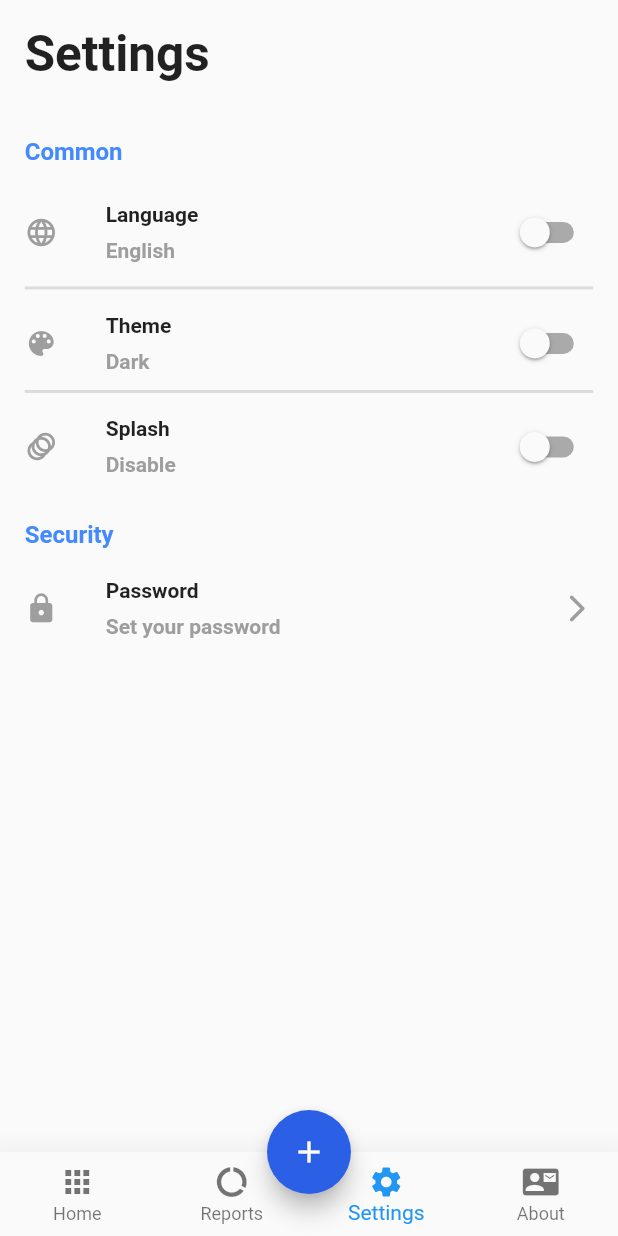
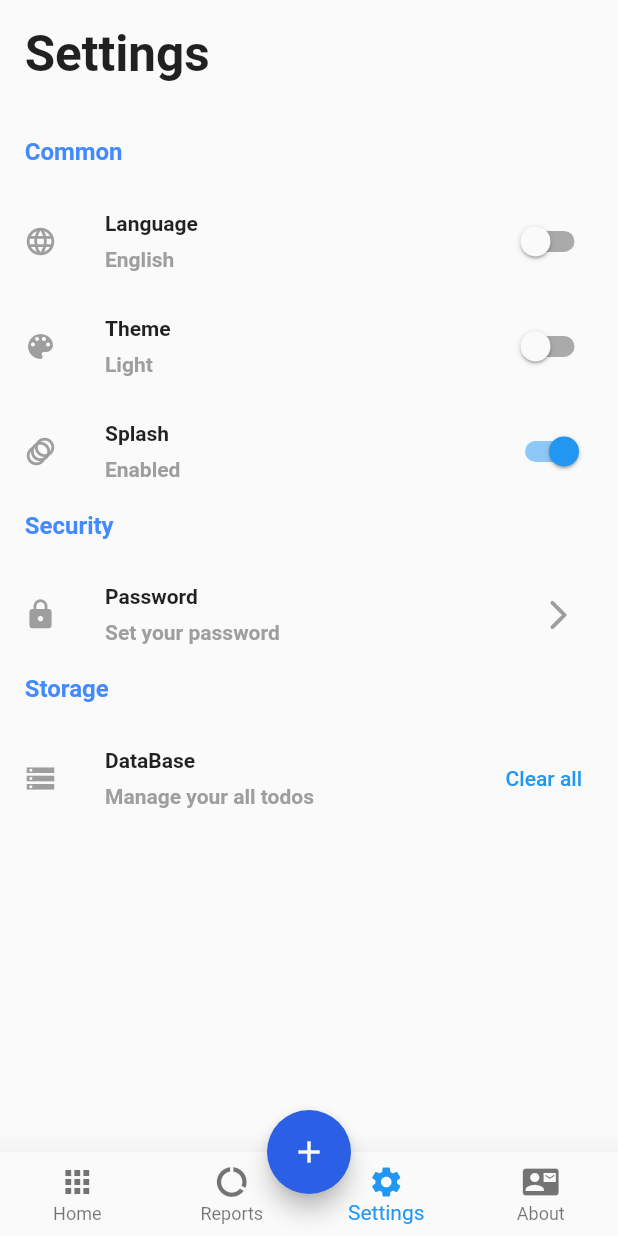
Before and after one commit to avrpic8/Flutter-ToDo, a Flutter app: the screen it shows after launch, item 3 of the bottom bar chosen, on a phone screen of 412 x 824 dp. Run offline on Flutter 3.47's test engine with Material 2 defaults, Android fonts, the phone set to English and light mode, and no system bars; our stand-ins replace dotted_border, equatable, flutter_easyloading, get, get_storage, step_progress_indicator.

Commit message:
settings screen complete

```diff
--- a/lib/app/data/services/storage/services.dart
+++ b/lib/app/data/services/storage/services.dart
@@ -16,7 +16,7 @@ class StorageService extends GetxService {
       'settings',
       jsonEncode(
         AppSettings(
-            isDark: false, lan: "en", requirePass: false, splash: false),
+            isDark: false, lan: "en", requirePass: false, splash: true),
       ),
     );
     return this;
@@ -29,4 +29,8 @@ class StorageService extends GetxService {
   void write(String key, dynamic value) async {
     await _box.write(key, value);
   }
+
+  void clearAllTodos(String key){
+    _box.remove(key);
+  }
 }
--- a/lib/app/module/settings/settings_view.dart
+++ b/lib/app/module/settings/settings_view.dart
@@ -28,7 +28,7 @@ class SettingsPage extends StatelessWidget {
               height: 20,
             ),
             Padding(
-              padding: EdgeInsets.fromLTRB(4.0.wp, 0, 0, 0),
+              padding: EdgeInsets.symmetric(horizontal: 4.0.wp),
               child: Text(
                 'Common',
                 style: TextStyle(
@@ -44,9 +44,16 @@ class SettingsPage extends StatelessWidget {
             SingleRowSetting(
               icons: Icons.language,
               titleSetting: 'Language',
-              subTitleSetting: 'Persian',
-              subTitleSettingNot: 'English',
-              condition: controller.locale.value,
+              subtitle: Obx(
+                () => Text(
+                  controller.locale.value ? 'Persian' : 'English',
+                  style: TextStyle(
+                    fontSize: 14,
+                    fontWeight: FontWeight.bold,
+                    color: Colors.grey,
+                  ),
+                ),
+              ),
               switchWidget: Obx(
                 () => Switch(
                   value: controller.locale.value,
@@ -55,25 +62,21 @@ class SettingsPage extends StatelessWidget {
                   },
                 ),
               ),
-            ),
-            SizedBox(
-              height: 5,
-            ),
-            Padding(
-              padding: EdgeInsets.fromLTRB(4.0.wp, 0, 4.0.wp, 0),
-              child: Divider(
-                thickness: 2,
-              ),
-            ),
-            SizedBox(
-              height: 5,
+              showDivider: false,
             ),
             SingleRowSetting(
               icons: Icons.color_lens,
               titleSetting: 'Theme',
-              subTitleSetting: 'Light',
-              subTitleSettingNot: 'Dark',
-              condition: controller.isDark.value,
+              subtitle: Obx(
+                () => Text(
+                  controller.isDark.value ? 'Dark' : 'Light',
+                  style: TextStyle(
+                    fontSize: 14,
+                    fontWeight: FontWeight.bold,
+                    color: Colors.grey,
+                  ),
+                ),
+              ),
               switchWidget: Obx(
                 () => Switch(
                   value: controller.isDark.value,
@@ -82,38 +85,33 @@ class SettingsPage extends StatelessWidget {
                   },
                 ),
               ),
-            ),
-            Padding(
-              padding: EdgeInsets.fromLTRB(4.0.wp, 0, 4.0.wp, 0),
-              child: Divider(
-                thickness: 2,
-              ),
-            ),
-            SizedBox(
-              height: 5,
+              showDivider: false,
             ),
             SingleRowSetting(
               icons: Icons.animation,
               titleSetting: 'Splash',
-              subTitleSetting: 'Enable',
-              subTitleSettingNot: 'Disable',
+              subtitle: Obx(
+                () => Text(
+                  controller.showSplash.value ? 'Enabled' : 'Disabled',
+                  style: TextStyle(
+                    fontSize: 14,
+                    fontWeight: FontWeight.bold,
+                    color: Colors.grey,
+                  ),
+                ),
+              ),
               switchWidget: Obx(
                 () => Switch(
-                  value: controller.isDark.value,
+                  value: controller.showSplash.value,
                   onChanged: (newValue) {
-                    controller.changeTheme(newValue);
+                    controller.splashManage(newValue);
                   },
                 ),
               ),
-            ),
-            SizedBox(
-              height: 5,
-            ),
-            SizedBox(
-              height: 20,
+              showDivider: false,
             ),
             Padding(
-              padding: EdgeInsets.fromLTRB(4.0.wp, 0, 0, 0),
+              padding: EdgeInsets.symmetric(horizontal: 4.0.wp),
               child: Text(
                 'Security',
                 style: TextStyle(
@@ -126,37 +124,10 @@ class SettingsPage extends StatelessWidget {
             SizedBox(
               height: 20,
             ),
-            InkWell(
-              onTap: () {
-                Get.to(PasswordPage());
-              },
-              child: Padding(
-                padding: EdgeInsets.fromLTRB(4.0.wp, 0, 0, 0),
-                child: Row(
-                  children: [
-                    Icon(
-                      Icons.lock,
-                      size: 22,
-                      color: Colors.grey,
-                    ),
-                    SizedBox(
-                      width: 32,
-                    ),
-                    Expanded(
-                      child: Column(
-                        crossAxisAlignment: CrossAxisAlignment.start,
-                        children: [
-                          Text(
-                            'Password',
-                            style: TextStyle(
-                              fontSize: 14,
-                              fontWeight: FontWeight.bold,
-                            ),
-                          ),
-                          SizedBox(
-                            height: 8,
-                          ),
-                          Text(
+            SingleRowSetting(
+              icons: Icons.lock,
+              titleSetting: 'Password',
+              subtitle: Text(
                 'Set your password',
                 style: TextStyle(
                   fontSize: 14,
@@ -164,21 +135,49 @@ class SettingsPage extends StatelessWidget {
                   color: Colors.grey,
                 ),
               ),
-                        ],
+              switchWidget: IconButton(
+                onPressed: () {
+                  Get.to(PasswordPage(), transition: Transition.rightToLeft);
+                },
+                icon: Icon(
+                  Icons.arrow_forward_ios_rounded,
+                  color: Colors.grey,
                 ),
               ),
+              showDivider: false,
+            ),
             Padding(
-                      padding: EdgeInsets.only(right: 4.0.wp),
-                      child: Icon(
-                        Icons.arrow_forward_ios_rounded,
-                        color: Colors.grey,
-                        size: 22,
-                      ),
-                    ),
-                  ],
+              padding: EdgeInsets.symmetric(horizontal: 4.0.wp),
+              child: Text(
+                'Storage',
+                style: TextStyle(
+                  fontSize: 16,
+                  fontWeight: FontWeight.bold,
+                  color: Colors.blueAccent,
                 ),
               ),
             ),
+            SizedBox(
+              height: 20,
+            ),
+            SingleRowSetting(
+                icons: Icons.storage,
+                titleSetting: 'DataBase',
+                subtitle: Text(
+                  'Manage your all todos',
+                  style: TextStyle(
+                    fontSize: 14,
+                    fontWeight: FontWeight.bold,
+                    color: Colors.grey,
+                  ),
+                ),
+                switchWidget: TextButton(
+                  onPressed: () {
+                    controller.removeAllTodos();
+                  },
+                  child: Text('Clear all'),
+                ),
+                showDivider: false)
           ],
         ),
       ),
--- a/lib/app/module/settings/widgets/SingleRowSetting.dart
+++ b/lib/app/module/settings/widgets/SingleRowSetting.dart
@@ -1,29 +1,34 @@
 import 'package:flutter/material.dart';
+import 'package:flutter/rendering.dart';
+import 'package:get/get.dart';
 import 'package:to_do/app/core/util/extentions.dart';
 
 class SingleRowSetting extends StatelessWidget {
   final IconData icons;
   final String titleSetting;
-  final String subTitleSetting;
-  final String subTitleSettingNot;
-  final bool? condition;
+  final Widget subtitle;
   final Widget switchWidget;
+  final bool showDivider;
 
   SingleRowSetting({
     Key? key,
     required this.icons,
     required this.titleSetting,
-    required this.subTitleSetting,
-    required this.subTitleSettingNot,
-    this.condition,
+    required this.subtitle,
     required this.switchWidget,
+    required this.showDivider,
   }) : super(key: key);
 
   @override
   Widget build(BuildContext context) {
-    return Padding(
-      padding: EdgeInsets.fromLTRB(4.0.wp, 0, 0, 0),
-      child: Row(
+    return InkWell(
+      onTap: () {},
+      child: Container(
+        width: MediaQuery.of(context).size.width,
+        margin: EdgeInsets.fromLTRB(16, 6, 16, 6),
+        child: Column(
+          children: [
+            Row(
               children: [
                 Icon(
                   icons,
@@ -47,20 +52,32 @@ class SingleRowSetting extends StatelessWidget {
                       SizedBox(
                         height: 8,
                       ),
-                Text(
-                  condition ?? false ? subTitleSetting : subTitleSettingNot,
-                  style: TextStyle(
-                    fontSize: 14,
-                    fontWeight: FontWeight.bold,
-                    color: Colors.grey,
+                      subtitle
+                    ],
                   ),
+                ),
+                switchWidget
+              ],
+            ),
+            SizedBox(
+              height: 5,
+            ),
+            showDivider
+                ? Padding(
+                    padding: EdgeInsets.fromLTRB(4.0.wp, 0, 4.0.wp, 0),
+                    child: Divider(
+                      thickness: 2,
+                    ),
+                  )
+                : SizedBox(
+                    width: 0,
+                  ),
+            SizedBox(
+              height: 5,
             ),
           ],
         ),
       ),
-          Padding(padding: EdgeInsets.only(right: 4.0.wp), child: switchWidget)
-        ],
-      ),
     );
   }
 }
--- a/lib/main.dart
+++ b/lib/main.dart
@@ -10,6 +10,7 @@ import 'package:to_do/app/module/home/home_view.dart';
 import 'package:to_do/app/module/report/report_binding.dart';
 import 'package:to_do/app/module/report/report_view.dart';
 import 'package:to_do/app/module/settings/settings_controller.dart';
+import 'app/module/splash/splash_view.dart';
 
 void main() async {
   /// init get storage before run app
@@ -31,8 +32,8 @@ class MyApp extends StatelessWidget {
       title: 'Flutter Demo',
       translations: Messages(),
       locale: setCtr.settings.lan == 'en' ? Locale('en') : Locale('fa'),
-      home: const HomePage(),
       initialBinding: HomeBinding(),
+      home:  setCtr.settings.splash ? SplashPage() : HomePage(),
       getPages: [
         GetPage(
           name: '/',
```
Also changed, not shown: lib/app/module/password/password_view.dart (+17 -1 lines), lib/app/module/settings/settings_controller.dart (+64 -10 lines), lib/app/module/splash/splash_cotroller.dart (added, +15 -0 lines), lib/app/module/splash/splash_view.dart (added, +24 -0 lines). Lines whose indentation alone changed are shown as unchanged.
